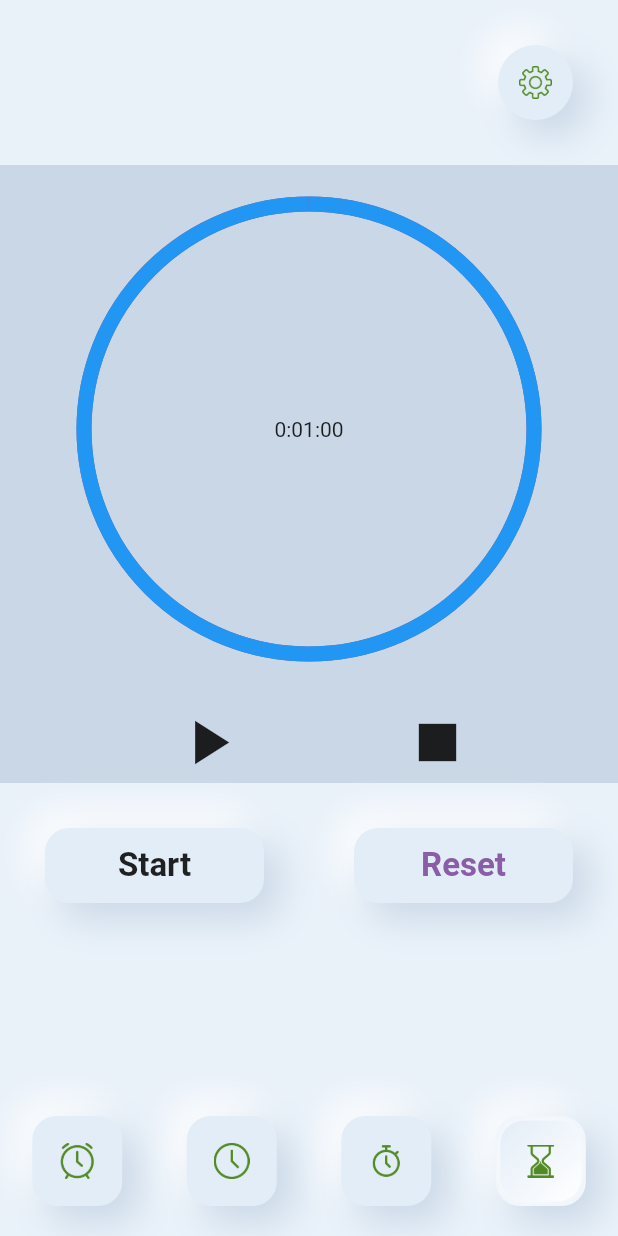
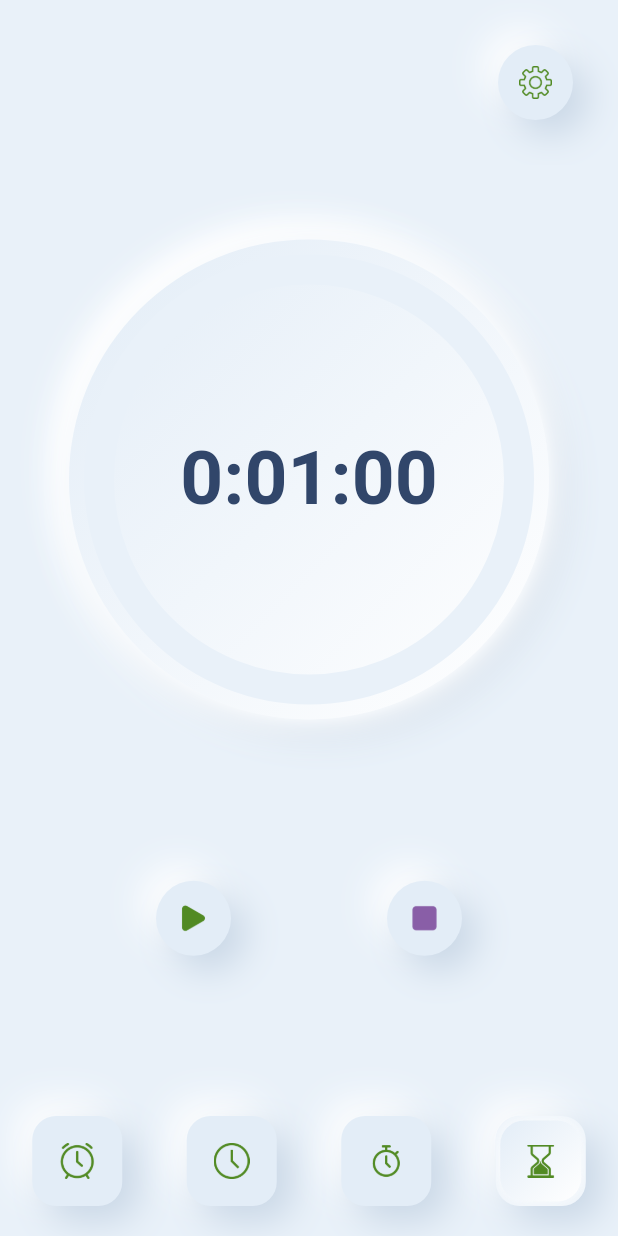
Before and after one commit to denissavishchev/the_clock, a Flutter app: the screen it shows after launch, swiped to page 4, on a phone screen of 412 x 824 dp. Run offline on Flutter 3.47's test engine with Material 2 defaults, Android fonts, the phone set to English and light mode, and no system bars; our stand-ins replace analog_clock, hive, hive_flutter, just_audio; missing offline and left inert: flutter_ringtone_player, slide_digital_clock; accounts and stored records are empty.

Commit message:
stopper page done

```diff
--- a/lib/pages/timer_page.dart
+++ b/lib/pages/timer_page.dart
@@ -2,7 +2,6 @@ import 'package:flutter/cupertino.dart';
 import 'package:flutter/material.dart';
 import 'package:flutter_ringtone_player/flutter_ringtone_player.dart';
 import '../constants.dart';
-import '../widgets/neu_rect_widget.dart';
 import '../widgets/neu_round_widget.dart';
 
 class TimerPage extends StatefulWidget {
@@ -86,21 +85,44 @@ class _TimerPageState extends State<TimerPage> with TickerProviderStateMixin{
             ),
             Container(
               width: MediaQuery.of(context).size.width,
-              height: MediaQuery.of(context).size. height * 0.5,
-              color: shadowColor,
+              height: MediaQuery.of(context).size. height * 0.7,
+              color: backgroundColor,
               child: Column(
+                mainAxisAlignment: MainAxisAlignment.spaceEvenly,
                 children: [
-                  Expanded(
-                    child: Stack(
+                  Stack(
                     alignment: Alignment.center,
                     children: [
+                      NeuRoundWidget(
+                          size: 320,
+                          distance: 10,
+                          blur: 20,
+                        child: Container(
+                          decoration: const BoxDecoration(
+                            boxShadow: [
+                              BoxShadow(color: boxColor, blurRadius: 5),
+                              BoxShadow(color: Colors.white, blurRadius: 20, spreadRadius: 5),
+                            ],
+                            borderRadius: BorderRadius.all(Radius.circular(160)),
+                            gradient: LinearGradient(
+                              begin: Alignment.topLeft,
+                              end: Alignment.bottomRight,
+                              colors: [
+                                boxColor,
+                                Colors.white,
+                              ],
+                            ),
+                          ),
+                        ),
+                      ),
                       SizedBox(
-                          width: 300,
-                          height: 300,
+                        width: 280,
+                        height: 280,
                         child: CircularProgressIndicator(
-                            value: progress,
-                            backgroundColor: purple,
-                            strokeWidth: 10,
+                          value: 1 - progress,
+                          backgroundColor: backgroundColor,
+                          strokeWidth: 20,
+                          color: purple,
                         ),
                       ),
                       GestureDetector(
@@ -126,18 +148,18 @@ class _TimerPageState extends State<TimerPage> with TickerProviderStateMixin{
                         child: AnimatedBuilder(
                           animation: _controller,
                           builder: (context, child) {
-                              return Text(countText);
+                            return Text(countText, style: timeStyle,);
                           },
                         ),
                       ),
                     ],
                   ),
-                  ),
+                  SizedBox(height: MediaQuery.of(context).size.height * 0.01,),
                   Row(
                     mainAxisAlignment: MainAxisAlignment.spaceEvenly,
                     children: [
-                      IconButton(
-                          onPressed: (){
+                      NeuRoundWidget(
+                          onPress: () {
                             if(_controller.isAnimating){
                               _controller.stop();
                               setState(() {
@@ -152,56 +174,25 @@ class _TimerPageState extends State<TimerPage> with TickerProviderStateMixin{
                               });
                             }
                           },
-                          icon: isPlaying
-                                  ? const Icon(Icons.pause, size: 50,)
-                                  : const Icon(Icons.play_arrow, size: 50,)),
-                      IconButton(
-                          onPressed: (){
+                          size: 50,
+                          padding: 14,
+                          child: Image.asset(isPlaying
+                              ? 'assets/images/pause.png'
+                              : 'assets/images/play.png')),
+                      NeuRoundWidget(
+                          onPress: () {
                             _controller.reset();
                             setState(() {
                               isPlaying = false;
                             });
                           },
-                          icon: const Icon(Icons.stop, size: 50,)),
+                          size: 50,
+                          padding: 14,
+                          child: Image.asset('assets/images/stop.png')),
                     ],
                   ),
-                  const SizedBox(height: 12,)
                 ],
               ),
-            ),
-            const SizedBox(height: 30),
-            const Row(
-              children: [
-                Expanded(
-                  child: NeuRectWidget(
-                    height: 50,
-                    child: Center(
-                      child: Text(
-                        'Start',
-                        style: TextStyle(
-                          fontSize: 22,
-                          fontWeight: FontWeight.bold,
-                        ),
-                      ),
-                    ),
-                  ),
-                ),
-                Expanded(
-                  child: NeuRectWidget(
-                    height: 50,
-                    child: Center(
-                      child: Text(
-                        'Reset',
-                        style: TextStyle(
-                            fontSize: 22,
-                            fontWeight: FontWeight.bold,
-                            color: purple
-                        ),
-                      ),
-                    ),
-                  ),
-                ),
-              ],
             ),
           ],
         ),
```
Lines whose indentation alone changed are shown as unchanged.
